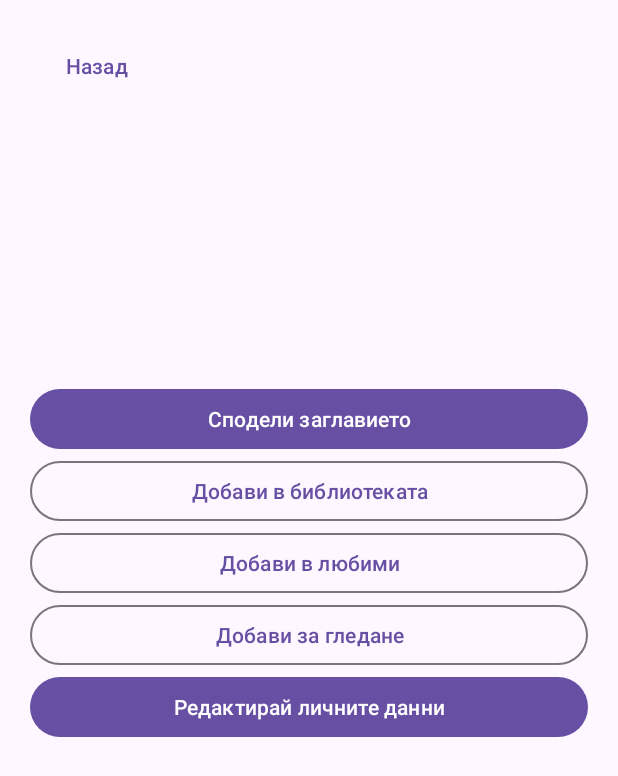
After one commit to IvoKraichev/MobileApps2026-2401321081, an Android app: the layout fragment_movie_details.xml on its own in the app's theme, with its tools: preview values and no code run, on a phone screen of 412 x 824 dp. The commit adds this screen. Shown: the top 776 px of the screen. Run offline under Robolectric (Android 15) with nearby library versions, the phone set to English and light mode, and no system bars.

Commit message:
Add movie details fragment and implementation

```diff
--- a/app/src/main/java/com/myapp/cinescope/MainActivity.kt
+++ b/app/src/main/java/com/myapp/cinescope/MainActivity.kt
@@ -30,7 +30,10 @@ class MainActivity : AppCompatActivity() {
 
         navHost.navController.addOnDestinationChangedListener { _, destination, _ ->
             bottomNavigation.visibility =
-                if (destination.id == R.id.movieFormFragment) {
+                if (
+                    destination.id == R.id.movieFormFragment ||
+                    destination.id == R.id.movieDetailsFragment
+                ) {
                     View.GONE
                 } else {
                     View.VISIBLE
--- /dev/null
+++ b/app/src/main/res/layout/fragment_movie_details.xml
@@ -0,0 +1,87 @@
+<?xml version="1.0" encoding="utf-8"?>
+<ScrollView xmlns:android="http://schemas.android.com/apk/res/android"
+    android:layout_width="match_parent"
+    android:layout_height="match_parent">
+
+    <LinearLayout
+        android:layout_width="match_parent"
+        android:layout_height="wrap_content"
+        android:orientation="vertical"
+        android:padding="20dp">
+
+        <com.google.android.material.button.MaterialButton
+            android:id="@+id/backButton"
+            style="@style/Widget.Material3.Button.TextButton"
+            android:layout_width="wrap_content"
+            android:layout_height="wrap_content"
+            android:text="@string/back_button" />
+
+        <com.google.android.material.textview.MaterialTextView
+            android:id="@+id/detailsTitle"
+            android:layout_width="match_parent"
+            android:layout_height="wrap_content"
+            android:textAppearance="?attr/textAppearanceHeadlineSmall" />
+
+        <com.google.android.material.textview.MaterialTextView
+            android:id="@+id/detailsMetadata"
+            android:layout_width="match_parent"
+            android:layout_height="wrap_content"
+            android:layout_marginTop="8dp"
+            android:textAppearance="?attr/textAppearanceBodyLarge" />
+
+        <com.google.android.material.textview.MaterialTextView
+            android:id="@+id/detailsGenres"
+            android:layout_width="match_parent"
+            android:layout_height="wrap_content"
+            android:layout_marginTop="8dp"
+            android:textAppearance="?attr/textAppearanceBodyMedium" />
+
+        <com.google.android.material.textview.MaterialTextView
+            android:id="@+id/detailsOverview"
+            android:layout_width="match_parent"
+            android:layout_height="wrap_content"
+            android:layout_marginTop="20dp"
+            android:textAppearance="?attr/textAppearanceBodyLarge" />
+
+        <com.google.android.material.textview.MaterialTextView
+            android:id="@+id/detailsPersonalInfo"
+            android:layout_width="match_parent"
+            android:layout_height="wrap_content"
+            android:layout_marginTop="16dp"
+            android:textAppearance="?attr/textAppearanceBodyMedium" />
+
+        <com.google.android.material.button.MaterialButton
+            android:id="@+id/shareMovieButton"
+            android:layout_width="match_parent"
+            android:layout_height="wrap_content"
+            android:layout_marginTop="20dp"
+            android:text="@string/share_title_button" />
+
+        <com.google.android.material.button.MaterialButton
+            android:id="@+id/addDetailsToLibraryButton"
+            style="@style/Widget.Material3.Button.OutlinedButton"
+            android:layout_width="match_parent"
+            android:layout_height="wrap_content"
+            android:text="@string/add_details_to_library" />
+
+        <com.google.android.material.button.MaterialButton
+            android:id="@+id/detailsFavoriteButton"
+            style="@style/Widget.Material3.Button.OutlinedButton"
+            android:layout_width="match_parent"
+            android:layout_height="wrap_content"
+            android:text="@string/add_to_favorite" />
+
+        <com.google.android.material.button.MaterialButton
+            android:id="@+id/detailsWatchlistButton"
+            style="@style/Widget.Material3.Button.OutlinedButton"
+            android:layout_width="match_parent"
+            android:layout_height="wrap_content"
+            android:text="@string/add_to_watchlist" />
+
+        <com.google.android.material.button.MaterialButton
+            android:id="@+id/editDetailsButton"
+            android:layout_width="match_parent"
+            android:layout_height="wrap_content"
+            android:text="@string/edit_info" />
+    </LinearLayout>
+</ScrollView>
--- a/app/src/main/res/values/strings.xml
+++ b/app/src/main/res/values/strings.xml
@@ -20,6 +20,14 @@
     <string name="tmdb_attribution">This product uses the TMDB API but is not endorsed or certified by TMDB.</string>
 
     <string name="add_to_library">Добави в личната библиотека</string>
+    <string name="movie_details">Подробности</string>
+
+    <string name="back_button">Назад</string>
+    <string name="share_title_button">Сподели заглавието</string>
+    <string name="add_details_to_library">Добави в библиотеката</string>
+    <string name="add_to_favorite">Добави в любими</string>
+    <string name="add_to_watchlist">Добави за гледане</string>
+    <string name="edit_info">Редактирай личните данни</string>
 
     <string name="movie_form_add_title">Добави заглавие</string>
     <string name="movie_form_edit_title">Редактирай заглавие</string>
```
Also changed, not shown: app/src/main/java/com/myapp/cinescope/ui/catalog/CatalogFragment.kt (+12 -2 lines), app/src/main/java/com/myapp/cinescope/ui/catalog/CatalogMovieAdapter.kt (+9 -1 lines), app/src/main/java/com/myapp/cinescope/ui/details/MovieDetailsFragment.kt (added, +253 -0 lines), app/src/main/java/com/myapp/cinescope/ui/library/LibraryFragment.kt (+5 -25 lines), app/src/main/res/layout/item_catalog_movie.xml (+7 -0 lines), app/src/main/res/navigation/cinescope_nav_graph.xml (+21 -1 lines).
